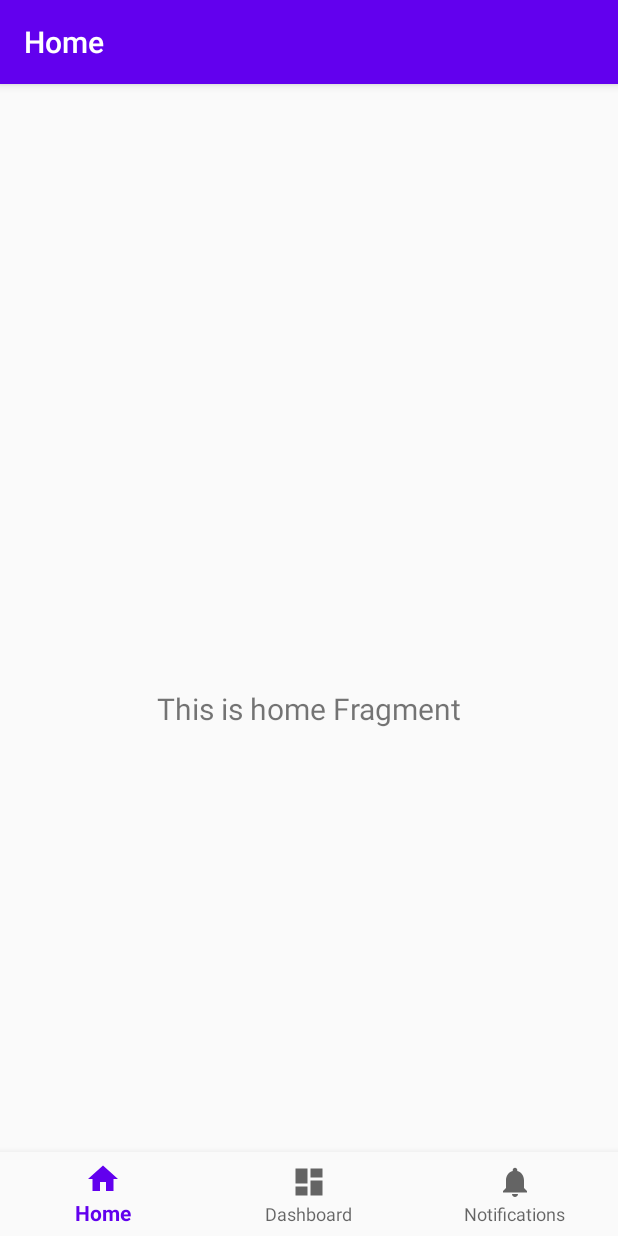
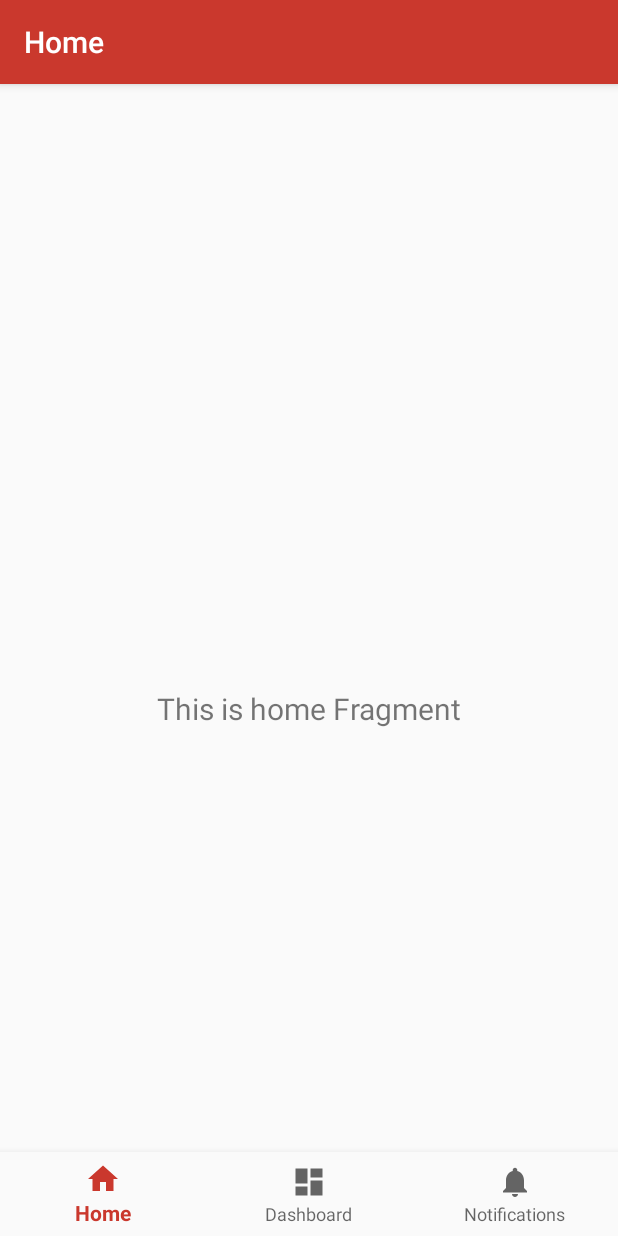
Before and after one commit to yawarkhan224/covid19-updates, an Android app: the screen it shows after launch (MainActivity), on a phone screen of 412 x 824 dp. Run offline under Robolectric (Android 15) with nearby library versions, the phone set to English and light mode, and no system bars; our stand-ins replace navigation-ui; 1 statement that could not run was skipped.

Commit message:
Setup SplashScreen

```diff
--- /dev/null
+++ b/app/src/main/java/com/aryk/covid/SplashScreenActivity.kt
@@ -0,0 +1,21 @@
+package com.aryk.covid
+
+import android.content.Intent
+import android.os.Bundle
+import android.os.Handler
+import androidx.appcompat.app.AppCompatActivity
+
+class SplashScreenActivity : AppCompatActivity() {
+    override fun onCreate(savedInstanceState: Bundle?) {
+        super.onCreate(savedInstanceState)
+
+        Handler().postDelayed(
+            {
+                startActivity(Intent(this, MainActivity::class.java))
+                finish()
+                // close this activity
+            }, 2000
+        )
+    }
+
+}
--- a/app/src/main/res/values/colors.xml
+++ b/app/src/main/res/values/colors.xml
@@ -1,6 +1,6 @@
 <?xml version="1.0" encoding="utf-8"?>
 <resources>
-    <color name="colorPrimary">#6200EE</color>
-    <color name="colorPrimaryDark">#3700B3</color>
-    <color name="colorAccent">#03DAC5</color>
+    <color name="colorPrimary">#CA382D</color>
+    <color name="colorPrimaryDark">#A52F31</color>
+    <color name="colorAccent">#2F2D30</color>
 </resources>
--- a/app/src/main/res/values/styles.xml
+++ b/app/src/main/res/values/styles.xml
@@ -1,11 +1,20 @@
 <resources>
-
     <!-- Base application theme. -->
-    <style name="AppTheme" parent="Theme.AppCompat.Light.DarkActionBar">
+    <style name="AppTheme" parent="Theme.AppCompat.DayNight.DarkActionBar">
         <!-- Customize your theme here. -->
         <item name="colorPrimary">@color/colorPrimary</item>
         <item name="colorPrimaryDark">@color/colorPrimaryDark</item>
         <item name="colorAccent">@color/colorAccent</item>
+        <item name="android:windowAnimationStyle">@null</item>
     </style>
 
+    <!-- The launcher theme. It sets the main window background to the launch_screen drawable -->
+    <style name="AppTheme.Launcher" parent="Theme.AppCompat.DayNight.NoActionBar">
+        <item name="android:windowBackground">@drawable/launch_screen</item>
+        <item name="android:windowTranslucentStatus">true</item>
+        <item name="android:windowTranslucentNavigation">true</item>
+        <item name="android:windowAnimationStyle">@null</item>
+        <!-- Optional, on Android 5+ you can modify the colorPrimaryDark color to match the windowBackground color for further branding-->
+        <!-- <item name="colorPrimaryDark">@android:color/white</item> -->
+    </style>
 </resources>
```
Also changed, not shown: app/src/main/AndroidManifest.xml (+8 -4 lines), app/src/main/res/layout/activity_splash_screen.xml (added, +9 -0 lines), 1 other file.
